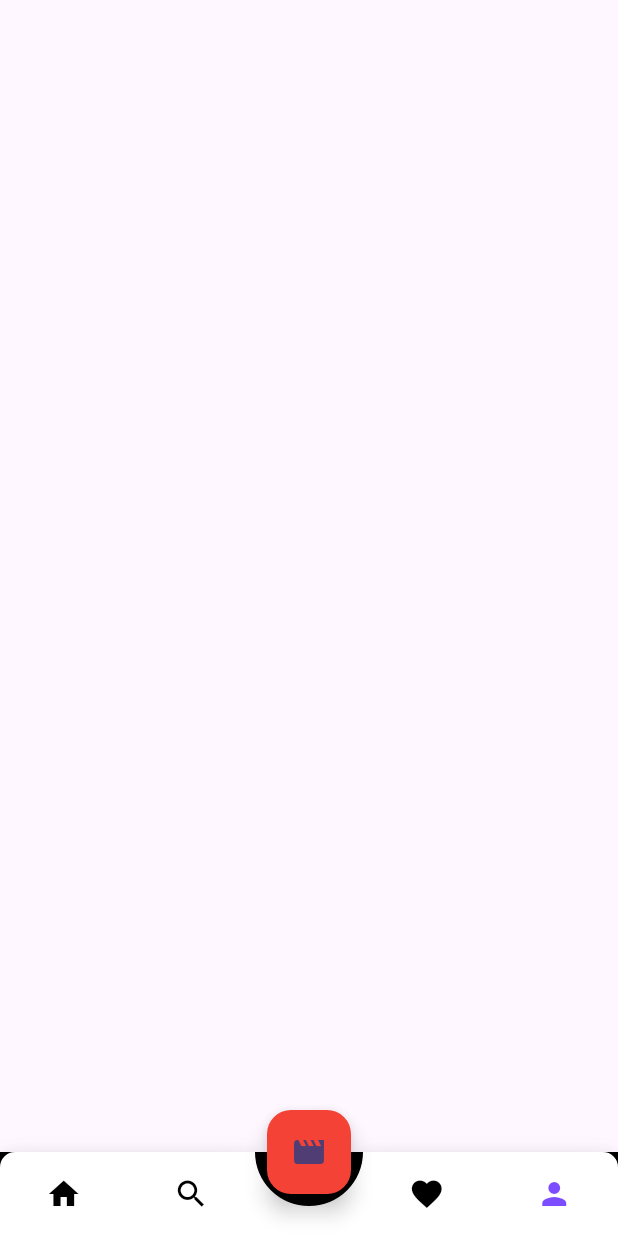
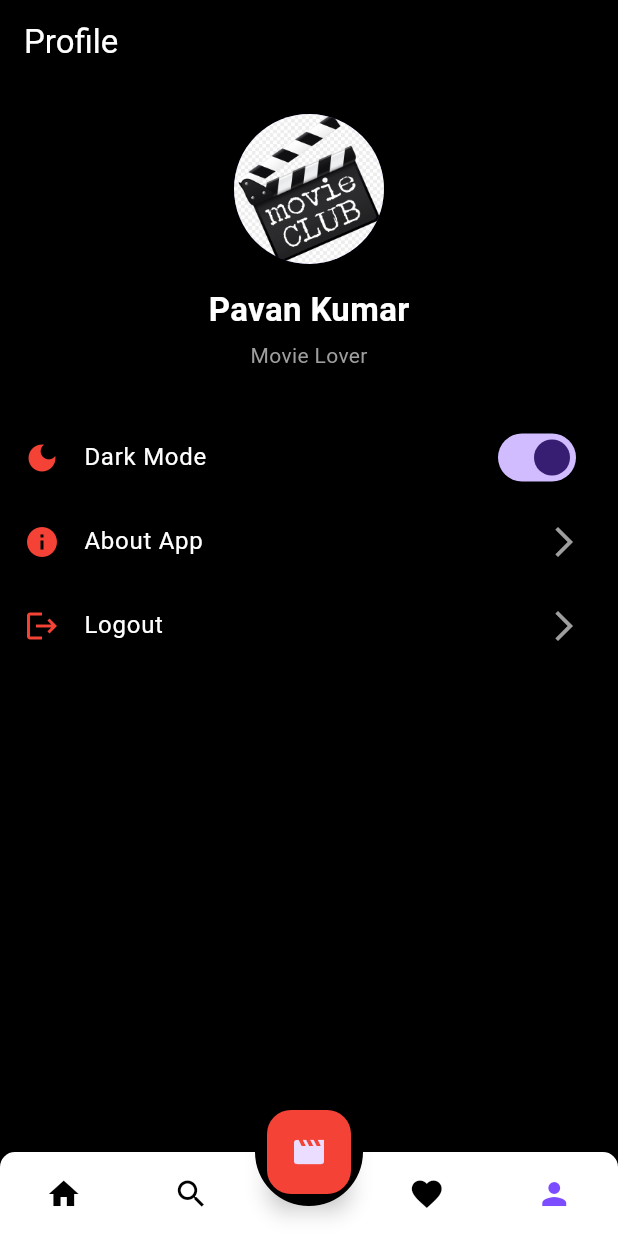
Before and after one commit to M-Pavankumar07/Movie-App, a Flutter app: the screen it shows after launch, item 4 of the bottom bar chosen, on a phone screen of 412 x 824 dp. Run offline on Flutter 3.47's test engine with Material 3 defaults, Android fonts, the phone set to English and light mode, and no system bars; drawn by our look-alikes of animated_bottom_navigation_bar; our stand-ins replace flutter_riverpod, hive, hive_flutter; missing offline and left inert: carousel_slider_plus; accounts and stored records are empty; network calls fail.

Commit message:
updated (splashscreen,profilescreen and added dark or light mode)

```diff
--- /dev/null
+++ b/lib/State/theme_provider.dart
@@ -0,0 +1,6 @@
+import 'package:flutter/material.dart';
+import 'package:flutter_riverpod/legacy.dart';
+
+final themeProvider = StateProvider<ThemeMode>((ref) {
+  return ThemeMode.dark;
+});
--- a/lib/main.dart
+++ b/lib/main.dart
@@ -1,7 +1,8 @@
 import 'package:flutter/material.dart';
 import 'package:flutter_riverpod/flutter_riverpod.dart';
 import 'package:hive_flutter/hive_flutter.dart';
-import 'package:movie/screens/bottomnav/main_screen.dart';
+import 'package:movie/State/theme_provider.dart';
+import 'package:movie/screens/splashScreen/splash_Screen.dart';
 
 void main() async{
   WidgetsFlutterBinding.ensureInitialized();
@@ -10,18 +11,19 @@ void main() async{
   runApp(const ProviderScope(child: MyApp()));
 }
 
-class MyApp extends StatelessWidget {
+class MyApp extends ConsumerWidget {
   const MyApp({super.key});
 
   @override
-  Widget build(BuildContext context) {
+  Widget build(BuildContext context, WidgetRef ref) {
+
+    final themeMode = ref.watch(themeProvider);
     return MaterialApp(
       debugShowCheckedModeBanner: false,
-      title: 'Flutter Demo',
-      theme: ThemeData(
-        colorScheme: .fromSeed(seedColor: Colors.deepPurple),
-      ),
-      home:  MainScreen(),
+      theme: ThemeData.light(),
+      darkTheme: ThemeData.dark(),
+      themeMode: themeMode,
+      home:  SplashScreen(),
     );
   }
 }
--- a/lib/screens/home_Screen.dart
+++ b/lib/screens/home_Screen.dart
@@ -1,6 +1,7 @@
 import 'package:flutter/material.dart';
 import 'package:flutter_riverpod/flutter_riverpod.dart';
 import 'package:movie/State/movie_provider.dart';
+import 'package:movie/State/theme_provider.dart';
 import 'package:movie/screens/movie_details_Screen.dart';
 import 'package:movie/screens/search_Screen.dart';
 import 'package:movie/widgets/banner_widget.dart';
@@ -23,11 +24,20 @@ class HomeScreen extends ConsumerWidget {
       backgroundColor: Colors.black,
       appBar: AppBar(
         backgroundColor: Colors.black,
-        title: const Text('Movies',style: TextStyle(color: Colors.white)),
+        title: const Text('Movies', style: TextStyle(color: Colors.white)),
         actions: [
-          Padding(
-            padding: EdgeInsets.only(right: 12),
-            child: Icon(Icons.person),
+          Consumer(
+            builder: (context, ref, _) {
+              final isDark = ref.watch(themeProvider) == ThemeMode.dark;
+
+              return IconButton(
+                icon: Icon(isDark ? Icons.dark_mode : Icons.light_mode),
+                onPressed: () {
+                  ref.read(themeProvider.notifier).state =
+                      isDark ? ThemeMode.light : ThemeMode.dark;
+                },
+              );
+            },
           ),
         ],
       ),
@@ -121,8 +131,8 @@ class HomeScreen extends ConsumerWidget {
                   );
                 },
                 child: Container(
-                  width:140,
-                  margin: const EdgeInsets.only(left:12),
+                  width: 140,
+                  margin: const EdgeInsets.only(left: 12),
                   child: Column(
                     crossAxisAlignment: CrossAxisAlignment.start,
                     children: [
@@ -141,24 +151,26 @@ class HomeScreen extends ConsumerWidget {
                       Text(
                         movie['title'] ?? 'No Title',
                         overflow: TextOverflow.ellipsis,
-                        style: TextStyle(
-                          color: Colors.white,
-                        ),
+                        style: TextStyle(color: Colors.white),
                       ),
 
                       const SizedBox(height: 4),
 
                       Row(
                         children: [
-                          const Icon(Icons.star, color: Colors.yellow,size: 14),
+                          const Icon(
+                            Icons.star,
+                            color: Colors.yellow,
+                            size: 14,
+                          ),
                           const SizedBox(width: 4),
                           Text(
                             movie['vote_average'].toString(),
-                            style:const TextStyle(
+                            style: const TextStyle(
                               color: Colors.grey,
                               fontSize: 12,
                             ),
-                          )
+                          ),
                         ],
                       ),
                     ],
--- a/lib/screens/profile_screen.dart
+++ b/lib/screens/profile_screen.dart
@@ -1,15 +1,79 @@
 import 'package:flutter/material.dart';
 
-class ProfileScreen extends StatefulWidget {
+class ProfileScreen extends StatelessWidget {
   const ProfileScreen({super.key});
 
   @override
-  State<ProfileScreen> createState() => _ProfileScreenState();
-}
+  Widget build(BuildContext context) {
+    return Scaffold(
+      backgroundColor: Colors.black,
+      appBar: AppBar(
+        title: const Text("Profile", style: TextStyle(color: Colors.white)),
+        backgroundColor: Colors.black,
+      ),
+      body: SingleChildScrollView(
+        child: Column(
+          children: [
+            const SizedBox(height: 20),
 
-class _ProfileScreenState extends State<ProfileScreen> {
-  @override
-  Widget build(BuildContext context) {
-    return Scaffold();
+            const CircleAvatar(
+              radius: 50,
+              backgroundImage: AssetImage("assets/Logo.png"),
+            ),
+
+            const SizedBox(height: 15),
+
+            const Text(
+              "Pavan Kumar",
+              style: TextStyle(
+                color: Colors.white,
+                fontSize: 22,
+                fontWeight: FontWeight.bold,
+              ),
+            ),
+
+            const SizedBox(height: 5),
+
+            const Text("Movie Lover", style: TextStyle(color: Colors.grey)),
+
+            const SizedBox(height: 30),
+
+            buildTile(
+              icon: Icons.dark_mode,
+              title: "Dark Mode",
+              trailing: Switch(value: true, onChanged: (val) {}),
+            ),
+
+            buildTile(
+              icon: Icons.info,
+              title: "About App",
+              onTap: () {
+                showAboutDialog(
+                  context: context,
+                  applicationName: "Movie App",
+                  applicationVersion: "1.0.0",
+                  children: const [Text("Built using flutter")],
+                );
+              },
+            ),
+
+            buildTile(
+              icon: Icons.logout,
+              title: "Logout",
+              onTap: () {},
+            ),
+          ],
+        ),
+      ),
+    );
+  }
+
+  Widget buildTile({required IconData icon, required String title, Widget? trailing, VoidCallback? onTap}) {
+    return ListTile(
+      leading: Icon(icon, color: Colors.red),
+      title: Text(title, style: const TextStyle(color: Colors.white)),
+      trailing: trailing ?? const Icon(Icons.arrow_forward_ios, color: Colors.grey),
+      onTap: onTap,
+    );
   }
 }
--- a/pubspec.yaml
+++ b/pubspec.yaml
@@ -68,7 +68,7 @@ flutter:
   # To add assets to your application, add an assets section, like this:
   assets:
     - assets/image.png
-  #   - images/a_dot_ham.jpeg
+    - assets/Logo.png
 
   # An image asset can refer to one or more resolution-specific "variants", see
   # https://flutter.dev/to/resolution-aware-images
```
Also changed, not shown: lib/screens/splashScreen/splash_Screen.dart (+92 -0 lines), assets/Logo.png (added).
